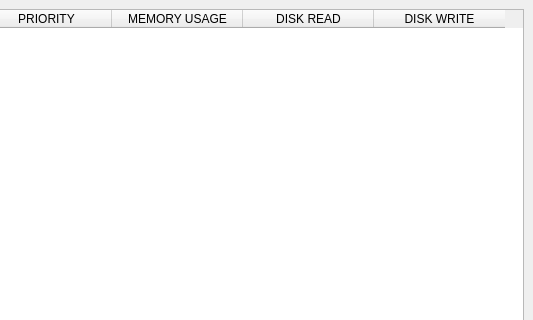
Qt form screen_ui/screen.ui (marcoswb/process-manager) before a commit; both pictures show x 422 to 955 and y 0 to 320 of the 955 by 594 pixel window.
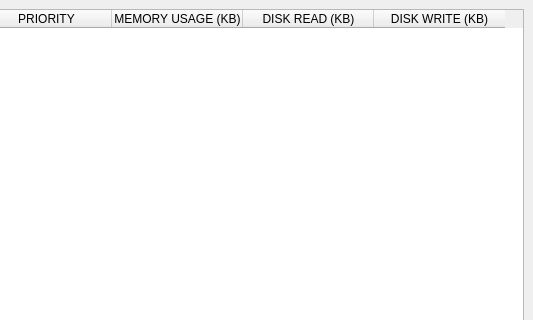
The same form after that commit.

Commit message: list process in frontend

Diff of the .ui file:
```diff
--- a/screen_ui/screen.ui
+++ b/screen_ui/screen.ui
@@ -28,6 +28,9 @@
         <property name="showGrid">
          <bool>true</bool>
         </property>
+        <property name="sortingEnabled">
+         <bool>true</bool>
+        </property>
         <attribute name="horizontalHeaderDefaultSectionSize">
          <number>131</number>
         </attribute>
@@ -53,17 +56,17 @@
         </column>
         <column>
          <property name="text">
-          <string>MEMORY USAGE</string>
+          <string>MEMORY USAGE (KB)</string>
          </property>
         </column>
         <column>
          <property name="text">
-          <string>DISK READ</string>
+          <string>DISK READ (KB)</string>
          </property>
         </column>
         <column>
          <property name="text">
-          <string>DISK WRITE</string>
+          <string>DISK WRITE (KB)</string>
          </property>
         </column>
        </widget>
```
Left out of the diff: 6 changed lines with no effect on the pictures. The commit also changes 1 other file.
